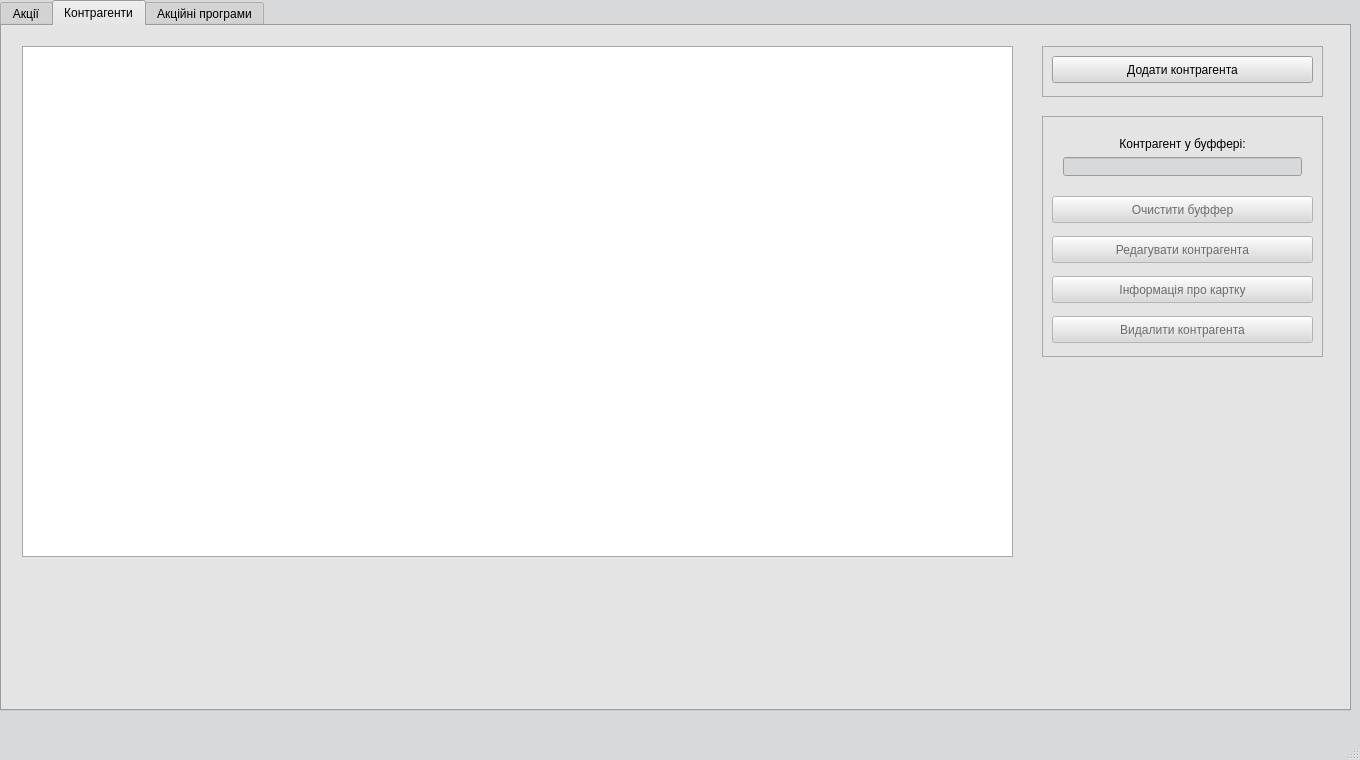
Old version of the form sale_department.ui in the repository landrew31/db_course_work.
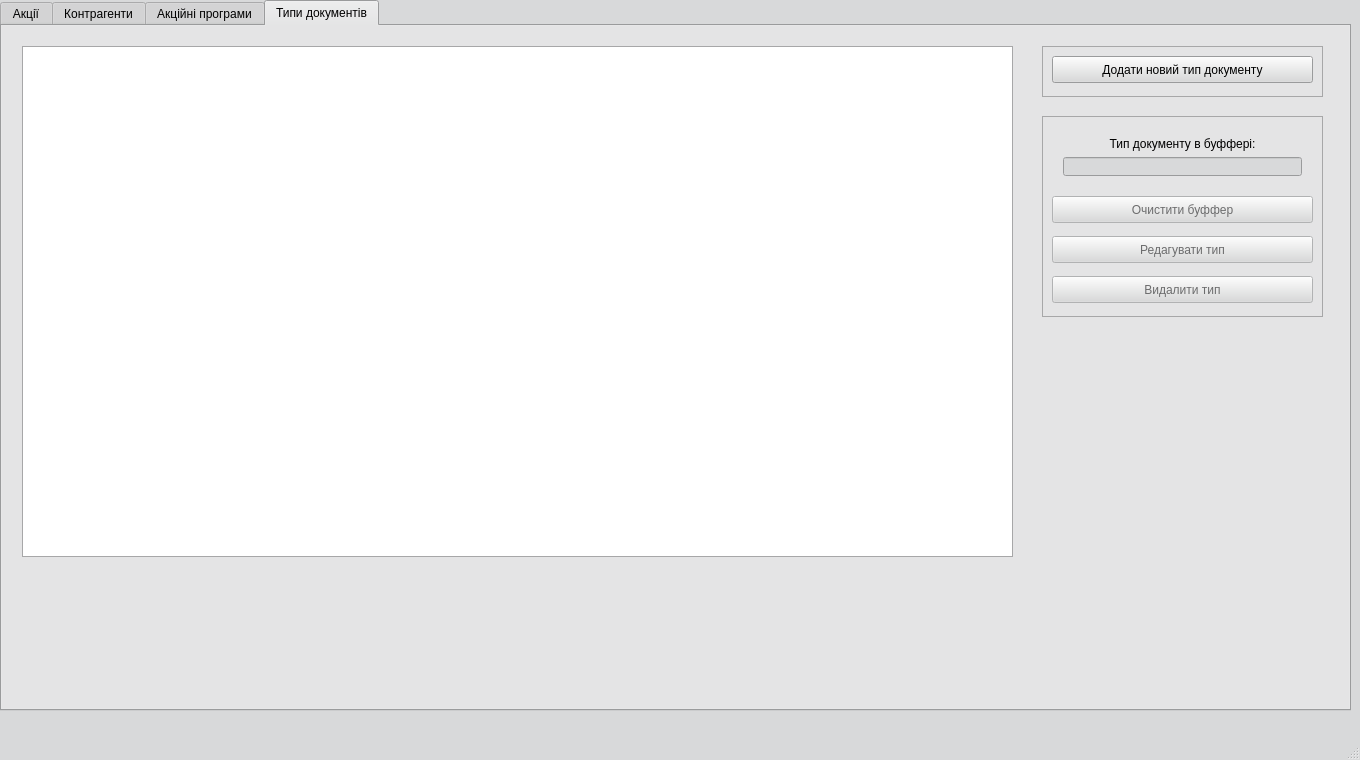
New version of the form.

Commit message: doc types finished

Diff of the .ui file:
```diff
--- a/sale_department.ui
+++ b/sale_department.ui
@@ -475,7 +475,7 @@
      <string>&lt;html&gt;&lt;head/&gt;&lt;body&gt;&lt;p&gt;&lt;br/&gt;&lt;/p&gt;&lt;/body&gt;&lt;/html&gt;</string>
     </property>
     <property name="currentIndex">
-     <number>1</number>
+     <number>3</number>
     </property>
     <widget class="QWidget" name="tab_actions">
      <property name="enabled">
@@ -935,6 +935,143 @@
       </widget>
      </widget>
     </widget>
+    <widget class="QWidget" name="tab_doc_types">
+     <attribute name="title">
+      <string>Типи документів</string>
+     </attribute>
+     <widget class="QTableView" name="tableView_doc_types">
+      <property name="geometry">
+       <rect>
+        <x>20</x>
+        <y>20</y>
+        <width>991</width>
+        <height>511</height>
+       </rect>
+      </property>
+     </widget>
+     <widget class="QFrame" name="frame_4">
+      <property name="geometry">
+       <rect>
+        <x>1040</x>
+        <y>20</y>
+        <width>281</width>
+        <height>51</height>
+       </rect>
+      </property>
+      <property name="frameShape">
+       <enum>QFrame::StyledPanel</enum>
+      </property>
+      <property name="frameShadow">
+       <enum>QFrame::Raised</enum>
+      </property>
+      <widget class="QPushButton" name="add_new_doc_type">
+       <property name="geometry">
+        <rect>
+         <x>10</x>
+         <y>10</y>
+         <width>261</width>
+         <height>27</height>
+        </rect>
+       </property>
+       <property name="text">
+        <string>Додати новий тип документу</string>
+       </property>
+      </widget>
+     </widget>
+     <widget class="QFrame" name="frame_8">
+      <property name="geometry">
+       <rect>
+        <x>1040</x>
+        <y>90</y>
+        <width>281</width>
+        <height>201</height>
+       </rect>
+      </property>
+      <property name="frameShape">
+       <enum>QFrame::StyledPanel</enum>
+      </property>
+      <property name="frameShadow">
+       <enum>QFrame::Raised</enum>
+      </property>
+      <widget class="QWidget" name="verticalLayoutWidget_4">
+       <property name="geometry">
+        <rect>
+         <x>10</x>
+         <y>10</y>
+         <width>261</width>
+         <height>61</height>
+        </rect>
+       </property>
+       <layout class="QVBoxLayout" name="verticalLayout_4">
+        <item>
+         <widget class="QLabel" name="label_4">
+          <property name="text">
+           <string>Тип документу в буффері:</string>
+          </property>
+          <property name="alignment">
+           <set>Qt::AlignCenter</set>
+          </property>
+         </widget>
+        </item>
+        <item>
+         <widget class="QLineEdit" name="doc_type_buffer">
+          <property name="enabled">
+           <bool>false</bool>
+          </property>
+         </widget>
+        </item>
+       </layout>
+      </widget>
+      <widget class="QPushButton" name="clear_doc_type_buffer">
+       <property name="enabled">
+        <bool>false</bool>
+       </property>
+       <property name="geometry">
+        <rect>
+         <x>10</x>
+         <y>80</y>
+         <width>261</width>
+         <height>27</height>
+        </rect>
+       </property>
+       <property name="text">
+        <string>Очистити буффер</string>
+       </property>
+      </widget>
+      <widget class="QPushButton" name="update_doc_type">
+       <property name="enabled">
+        <bool>false</bool>
+       </property>
+       <property name="geometry">
+        <rect>
+         <x>10</x>
+         <y>120</y>
+         <width>261</width>
+         <height>27</height>
+        </rect>
+       </property>
+       <property name="text">
+        <string>Редагувати тип</string>
+       </property>
+      </widget>
+      <widget class="QPushButton" name="delete_doc_type">
+       <property name="enabled">
+        <bool>false</bool>
+       </property>
+       <property name="geometry">
+        <rect>
+         <x>10</x>
+         <y>160</y>
+         <width>261</width>
+         <height>27</height>
+        </rect>
+       </property>
+       <property name="text">
+        <string>Видалити тип</string>
+       </property>
+      </widget>
+     </widget>
+    </widget>
    </widget>
   </widget>
   <widget class="QMenuBar" name="menuBar">
```
The commit also changes 8 other files.
